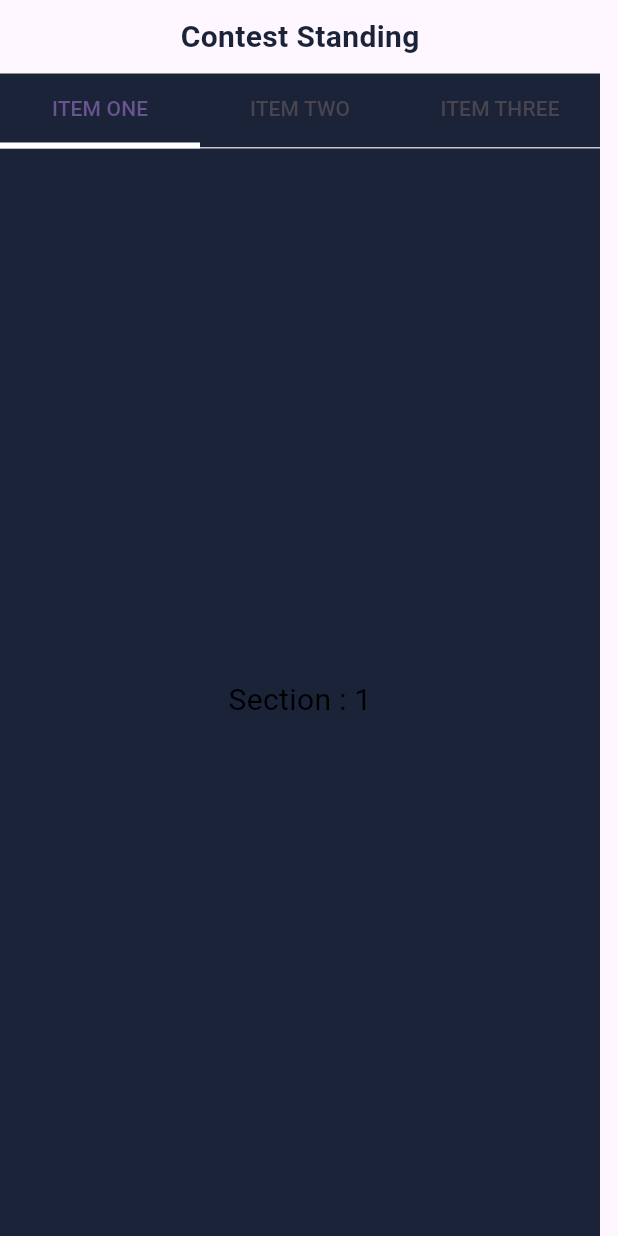
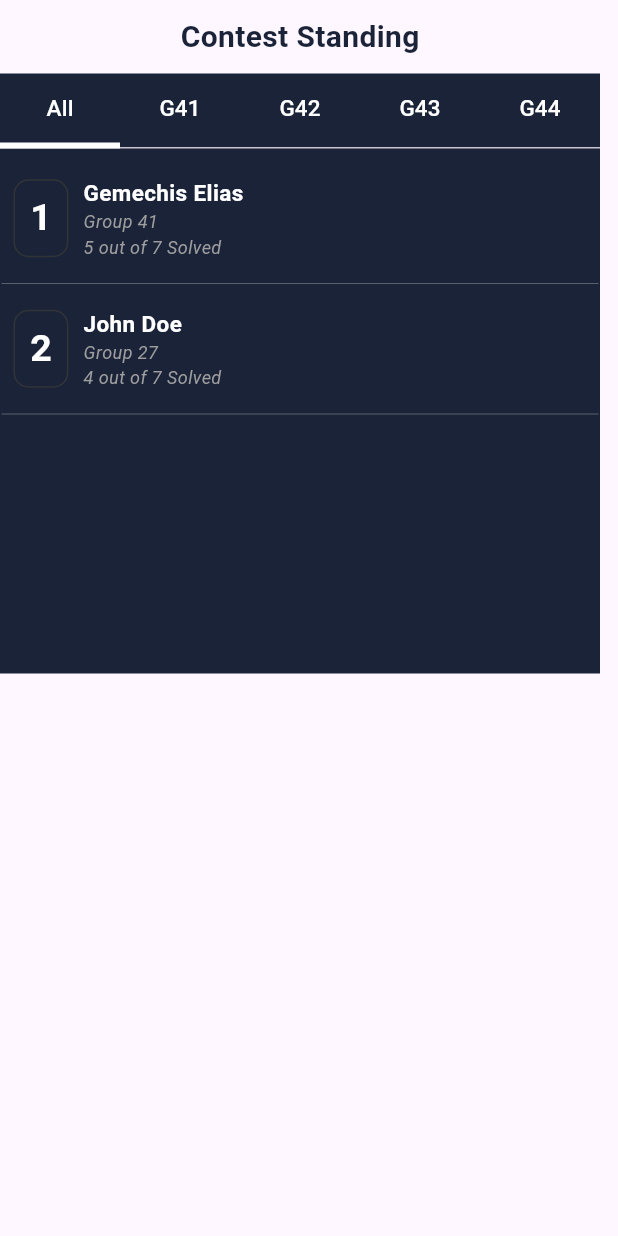
Before and after one commit to gemechis-elias/contest-central, a Flutter app: the ContestStanding widget shown alone on an empty page, opened directly, on a phone screen of 412 x 824 dp. Run offline on Flutter 3.47's test engine with Material 3 defaults, Android fonts, the phone set to English and light mode, and no system bars; our stand-ins replace fl_chart; missing offline and left inert: dart:ffi.

```diff
--- a/lib/features/contest_central/education_squad/presentation/statistics/contest_standing.dart
+++ b/lib/features/contest_central/education_squad/presentation/statistics/contest_standing.dart
@@ -1,3 +1,4 @@
+import 'package:contest_central/features/contest_central/education_squad/presentation/statistics/user_list_widget.dart';
 import 'package:flutter/material.dart';
 
 import '../../../../../core/utils/colors.dart';
@@ -13,7 +14,7 @@ class _ContestStandingState extends State<ContestStanding>
 
   @override
   void initState() {
-    _tabController = TabController(length: 3, vsync: this);
+    _tabController = TabController(length: 5, vsync: this);
     super.initState();
   }
 
@@ -40,11 +41,12 @@ class _ContestStandingState extends State<ContestStanding>
           ),
         ),
         const SizedBox(height: 10),
-        Expanded(
+        SizedBox(
           // Wrap the outer Container with Expanded
           child: Container(
             width: 400,
-            decoration: BoxDecoration(
+            height: 400,
+            decoration: const BoxDecoration(
               color: AppColors.itemsBackground,
             ),
             child: Column(
@@ -54,9 +56,26 @@ class _ContestStandingState extends State<ContestStanding>
                   indicatorSize: TabBarIndicatorSize.tab,
                   indicatorWeight: 4,
                   tabs: const [
-                    Tab(icon: Text("ITEM ONE")),
-                    Tab(icon: Text("ITEM TWO")),
-                    Tab(icon: Text("ITEM THREE")),
+                    Tab(
+                        icon: Text("All",
+                            style:
+                                TextStyle(fontSize: 15, color: Colors.white))),
+                    Tab(
+                        icon: Text("G41",
+                            style:
+                                TextStyle(fontSize: 15, color: Colors.white))),
+                    Tab(
+                        icon: Text("G42",
+                            style:
+                                TextStyle(fontSize: 15, color: Colors.white))),
+                    Tab(
+                        icon: Text("G43",
+                            style:
+                                TextStyle(fontSize: 15, color: Colors.white))),
+                    Tab(
+                        icon: Text("G44",
+                            style:
+                                TextStyle(fontSize: 15, color: Colors.white))),
                   ],
                   controller: _tabController,
                 ),
@@ -65,19 +84,43 @@ class _ContestStandingState extends State<ContestStanding>
                   // Wrap the TabBarView with Expanded
                   child: TabBarView(
                     controller: _tabController,
-                    children: const [
-                      Align(
-                          child: Text("Section : 1",
+                    children: [
+                      Container(
+                        padding: const EdgeInsets.all(1.0),
+                        child: Column(
+                          children: [
+                            buildUserStanding(1, 'Gemechis Elias', 'Group 41',
+                                '5 out of 7 Solved'),
+                            const Divider(
+                              color: Color.fromRGBO(210, 210, 210, 0.47),
+                              thickness: 0.5,
+                            ),
+                            buildUserStanding(
+                                2, 'John Doe', 'Group 27', '4 out of 7 Solved'),
+                            const Divider(
+                              color: Color.fromRGBO(210, 210, 210, 0.47),
+                              thickness: 0.5,
+                            ),
+                            // Add more user standings as needed
+                          ],
+                        ),
+                      ),
+                      const Align(
+                          child: Text("No G41 Data",
                               style: TextStyle(
-                                  fontSize: 20, color: Colors.black))),
-                      Align(
-                          child: Text("Section : 2",
+                                  fontSize: 20, color: Colors.white))),
+                      const Align(
+                          child: Text("No G42 Data",
                               style: TextStyle(
-                                  fontSize: 20, color: Colors.black))),
-                      Align(
-                          child: Text("Section : 3",
+                                  fontSize: 20, color: Colors.white))),
+                      const Align(
+                          child: Text("No G43 Data",
                               style: TextStyle(
-                                  fontSize: 20, color: Colors.black))),
+                                  fontSize: 20, color: Colors.white))),
+                      const Align(
+                          child: Text("No G44 Data",
+                              style: TextStyle(
+                                  fontSize: 20, color: Colors.white))),
                     ],
                   ),
                 ),
--- a/lib/features/contest_central/education_squad/presentation/statistics/contest_statistics.dart
+++ b/lib/features/contest_central/education_squad/presentation/statistics/contest_statistics.dart
@@ -287,6 +287,9 @@ class _ContestStatisticsState extends State<ContestStatistics> {
             ),
           ),
           // Coontest Standing
+          SizedBox(
+            child: ContestStanding(),
+          ),
         ])));
   }
 
--- /dev/null
+++ b/lib/features/contest_central/education_squad/presentation/statistics/user_list_widget.dart
@@ -0,0 +1,65 @@
+import 'package:flutter/material.dart';
+
+Widget buildUserStanding(int rank, String name, String group, String solved) {
+  return Container(
+    padding: const EdgeInsets.all(8.0),
+    child: Column(
+      crossAxisAlignment: CrossAxisAlignment.start,
+      children: [
+        Row(
+          mainAxisAlignment: MainAxisAlignment.start,
+          children: [
+            Container(
+              decoration: BoxDecoration(
+                borderRadius: BorderRadius.circular(10.0),
+                border: Border.all(
+                    color: const Color.fromARGB(255, 48, 52, 54), width: 1.0),
+              ),
+              child: Padding(
+                padding: const EdgeInsets.only(
+                    top: 7, right: 10, left: 10, bottom: 7),
+                child: Text(
+                  '$rank',
+                  style: const TextStyle(
+                      fontWeight: FontWeight.bold,
+                      fontSize: 25,
+                      color: Colors.white),
+                ),
+              ),
+            ),
+            const SizedBox(width: 10.0),
+            Column(
+              mainAxisAlignment: MainAxisAlignment.start,
+              crossAxisAlignment: CrossAxisAlignment.start,
+              children: [
+                Text(
+                  '$name',
+                  style: const TextStyle(
+                      fontWeight: FontWeight.bold,
+                      fontSize: 15,
+                      color: Colors.white),
+                ),
+                Text(
+                  group,
+                  style: const TextStyle(
+                    fontStyle: FontStyle.italic,
+                    fontSize: 12.0,
+                    color: Colors.grey,
+                  ),
+                ),
+                Text(
+                  solved,
+                  style: const TextStyle(
+                    fontStyle: FontStyle.italic,
+                    fontSize: 12.0,
+                    color: Colors.grey,
+                  ),
+                ),
+              ],
+            ),
+          ],
+        ),
+      ],
+    ),
+  );
+}
```
